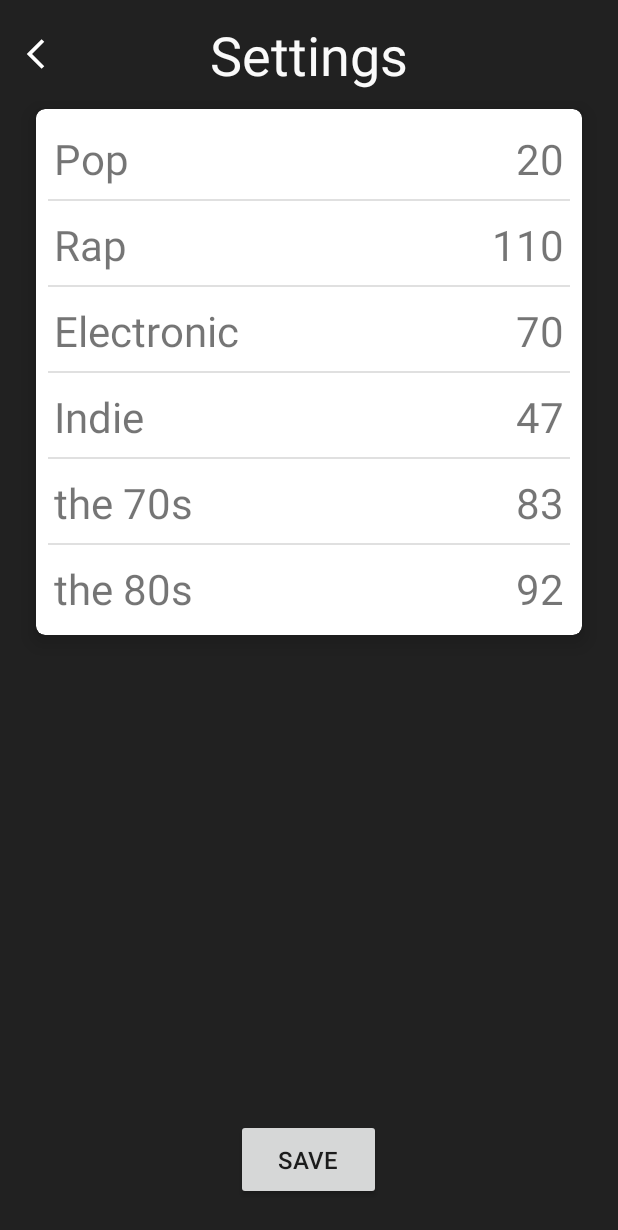
After one commit to songspot/androidapp, an Android app: the SettingsActivity screen opened directly, with no data from a screen before it, on a phone screen of 412 x 824 dp. The commit adds this screen. Shown: the top 1230 px of the screen. Run offline under Robolectric (Android 15) with nearby library versions, the phone set to English and light mode, and no system bars.

Commit message:
Create settings activity with personal scores list.

```diff
--- a/app/src/main/AndroidManifest.xml
+++ b/app/src/main/AndroidManifest.xml
@@ -16,6 +16,11 @@
             <activity android:name=".activites.RegisterPage">
             </activity>
             <activity android:name=".activites.MainActivity">
+
+            </activity>
+            <activity
+                    android:name=".activites.GenrePickerActivity"
+                    android:theme="@style/Theme.AppCompat.DayNight.NoActionBar">
                 <intent-filter>
                     <action android:name="android.intent.action.MAIN"/>
 
@@ -23,9 +28,11 @@
                 </intent-filter>
             </activity>
             <activity
-                    android:name=".activites.GenrePickerActivity"
-                    android:theme="@style/Theme.AppCompat.DayNight.NoActionBar" />
-            <activity android:name=".activites.GenreOverviewActivity" />
+                    android:name=".activites.GenreOverviewActivity"
+                    android:theme="@style/Theme.AppCompat.DayNight.NoActionBar"/>
+            <activity
+                android:name=".activites.SettingsActivity"
+                android:theme="@style/Theme.AppCompat.DayNight.NoActionBar"/>
             <activity
                     android:name="com.spotify.sdk.android.authentication.LoginActivity"
                     android:theme="@android:style/Theme.Translucent.NoTitleBar"/>
--- a/app/src/main/java/edu/us/ischool/info448/songspot/activites/GenrePickerActivity.kt
+++ b/app/src/main/java/edu/us/ischool/info448/songspot/activites/GenrePickerActivity.kt
@@ -1,12 +1,12 @@
 package edu.us.ischool.info448.songspot.activites
 
+import android.content.Intent
 import android.graphics.Rect
 import android.os.Bundle
 import android.support.v7.app.AppCompatActivity
 import android.support.v7.widget.GridLayoutManager
 import edu.us.ischool.info448.songspot.R
 import android.support.v7.widget.RecyclerView
-import android.util.Log
 import android.view.View
 import android.widget.ImageButton
 
@@ -22,7 +22,8 @@ class GenrePickerActivity : AppCompatActivity() {
 
         val settingsButton = findViewById<ImageButton>(R.id.settings_button)
         settingsButton.setOnClickListener {
-            Log.i("CHRISTINA", "Start settings activity")
+            val intent = Intent(this, SettingsActivity::class.java)
+            startActivity(intent)
         }
 
         val viewManager = GridLayoutManager(this, 2) // GridLayoutManager 2 columns wide.
--- a/app/src/main/java/edu/us/ischool/info448/songspot/activites/GenrePickerAdapter.kt
+++ b/app/src/main/java/edu/us/ischool/info448/songspot/activites/GenrePickerAdapter.kt
@@ -41,7 +41,7 @@ class GenrePickerAdapter(private val genreList: Array<String>) :
         Color.parseColor("#FFA726"), // Pop
         Color.parseColor("#303F9F"), // Rap
         Color.parseColor("#80CBC4"), // Electronic
-        Color.parseColor("#C8E6C9"), // Indie
+        Color.parseColor("#4CAF50"), // Indie
         Color.parseColor("#EF5350"), // The 70s
         Color.parseColor("#7E57C2")) // The 80s
 
--- /dev/null
+++ b/app/src/main/java/edu/us/ischool/info448/songspot/activites/SettingsActivity.kt
@@ -0,0 +1,56 @@
+package edu.us.ischool.info448.songspot.activites
+
+import android.content.Context
+import android.content.Intent
+import android.os.Bundle
+import android.support.v7.app.AppCompatActivity
+import android.util.Log
+import android.view.LayoutInflater
+import android.view.View
+import android.view.ViewGroup
+import android.widget.*
+import edu.us.ischool.info448.songspot.R
+
+/** Personal user stats & settings. **/
+class SettingsActivity : AppCompatActivity() {
+    override fun onCreate(savedInstanceState: Bundle?) {
+        super.onCreate(savedInstanceState)
+        setContentView(R.layout.activity_settings)
+
+        val backButton = findViewById<ImageButton>(R.id.settings_back_button)
+        backButton.setOnClickListener {
+            val intent = Intent(this, GenrePickerActivity::class.java)
+            startActivity(intent)
+        }
+
+        val scoresList = findViewById<ListView>(R.id.scores_list)
+        val listAdapter = ScoresAdapter(this, arrayOf("Pop", "Rap", "Electronic", "Indie", "the 70s", "the 80s"), arrayOf(20, 110, 70, 47, 83, 92))
+        scoresList.adapter = listAdapter
+
+        val saveButton = findViewById<Button>(R.id.save_settings_button)
+        saveButton.setOnClickListener {
+            Log.i("CHRISTINA", "save settings")
+        }
+    }
+
+    class ScoresAdapter(context: Context, private val genreList: Array<String>, private val scoreList: Array<Int>) : BaseAdapter() {
+        private val inflater : LayoutInflater = context.getSystemService(Context.LAYOUT_INFLATER_SERVICE) as LayoutInflater
+
+        override fun getCount(): Int { return genreList.size }
+
+        override fun getItem(p0: Int): Any { return genreList[p0] }
+
+        override fun getItemId(p0: Int): Long { return p0.toLong() }
+
+        override fun getView(p0: Int, p1: View?, p2: ViewGroup?): View {
+            val rowView = inflater.inflate(R.layout.settings_list_item, p2, false)
+            val genreView = rowView.findViewById<TextView>(R.id.settings_list_item_name)
+            val scoreView = rowView.findViewById<TextView>(R.id.settings_list_item_score)
+
+            genreView.text = genreList[p0]
+            scoreView.text = scoreList[p0].toString()
+
+            return rowView
+        }
+    }
+}
--- /dev/null
+++ b/app/src/main/res/drawable/ic_outline_arrow_back_24px.xml
@@ -0,0 +1,9 @@
+<vector xmlns:android="http://schemas.android.com/apk/res/android"
+    android:width="24dp"
+    android:height="24dp"
+    android:viewportWidth="24"
+    android:viewportHeight="24">
+  <path
+      android:fillColor="#FFFFFF"
+      android:pathData="M17.51,3.87L15.73,2.1 5.84,12l9.9,9.9 1.77,-1.77L9.38,12l8.13,-8.13z"/>
+</vector>
--- a/app/src/main/res/layout/activity_genre_picker.xml
+++ b/app/src/main/res/layout/activity_genre_picker.xml
@@ -17,6 +17,7 @@
                 android:layout_width="wrap_content"
                 android:layout_height="wrap_content"
                 android:layout_alignParentLeft="true"
+                android:fontFamily="sans-serif-medium"
                 android:textColor="#FAFAFA"
                 android:textSize="36dp"
                 android:text="Quiz Categories"/>
--- /dev/null
+++ b/app/src/main/res/layout/activity_settings.xml
@@ -0,0 +1,63 @@
+<?xml version="1.0" encoding="utf-8"?>
+<LinearLayout
+        xmlns:android="http://schemas.android.com/apk/res/android"
+        android:layout_width="match_parent"
+        android:layout_height="match_parent"
+        android:background="#212121"
+        android:orientation="vertical">
+    <RelativeLayout
+            android:layout_width="match_parent"
+            android:layout_height="wrap_content"
+            android:layout_marginTop="12dp"
+            android:layout_marginBottom="12dp">
+        <ImageButton
+                android:id="@+id/settings_back_button"
+                android:layout_width="48dp"
+                android:layout_height="48dp"
+                android:layout_alignParentLeft="true"
+                android:background="@android:color/transparent"
+                android:src="@drawable/ic_outline_arrow_back_24px"/>
+        <TextView
+                android:layout_width="wrap_content"
+                android:layout_height="wrap_content"
+                android:layout_centerHorizontal="true"
+                android:textColor="#FAFAFA"
+                android:textSize="36dp"
+                android:text="Settings"/>
+    </RelativeLayout>
+    <app:android.support.v7.widget.CardView
+            xmlns:app="http://schemas.android.com/apk/res-auto"
+            android:id="@+id/genre_card_view"
+            android:layout_height="wrap_content"
+            android:layout_width="match_parent"
+            android:layout_marginLeft="24dp"
+            android:layout_marginRight="24dp"
+            app:contentPaddingLeft="8dp"
+            app:contentPaddingRight="8dp"
+            app:cardCornerRadius="6dp"
+            app:cardElevation="8dp">
+        <ListView
+            android:id="@+id/scores_list"
+            android:layout_height="match_parent"
+            android:layout_width="match_parent"
+            android:layout_marginTop="4dp"
+            android:layout_marginBottom="4dp"/>
+    </app:android.support.v7.widget.CardView>
+    <FrameLayout
+            android:layout_width="match_parent"
+            android:layout_height="match_parent"
+            android:layout_marginBottom="24dp">
+        <Button
+                android:id="@+id/save_settings_button"
+                android:layout_width="wrap_content"
+                android:layout_height="wrap_content"
+                android:layout_gravity="center|bottom"
+                android:paddingTop="16dp"
+                android:paddingBottom="16dp"
+                android:paddingLeft="28dp"
+                android:paddingRight="28dp"
+                android:textSize="16sp"
+                android:text="Save"/>
+    </FrameLayout>
+
+</LinearLayout>
--- a/app/src/main/res/layout/genre_item.xml
+++ b/app/src/main/res/layout/genre_item.xml
@@ -12,6 +12,7 @@
             android:id="@+id/genre_text_view"
             android:layout_width="wrap_content"
             android:layout_height="wrap_content"
+            android:fontFamily="sans-serif-light"
             android:textColor="#FAFAFA"
             android:textSize="28dp"
             android:text="placeholder"/>
--- /dev/null
+++ b/app/src/main/res/layout/settings_list_item.xml
@@ -0,0 +1,26 @@
+<?xml version="1.0" encoding="utf-8"?>
+<RelativeLayout
+        xmlns:android="http://schemas.android.com/apk/res/android"
+        android:layout_width="match_parent"
+        android:layout_height="56dp"
+        android:paddingBottom="10dp"
+        android:paddingTop="10dp"
+        android:layout_marginLeft="24dp"
+        android:layout_marginRight="24dp">
+    <TextView
+            android:id="@+id/settings_list_item_name"
+            android:layout_width="wrap_content"
+            android:layout_height="wrap_content"
+            android:layout_alignParentLeft="true"
+            android:layout_marginLeft="4dp"
+            android:textSize="28dp"
+            android:text="Genre Name"/>
+    <TextView
+            android:id="@+id/settings_list_item_score"
+            android:layout_width="wrap_content"
+            android:layout_height="wrap_content"
+            android:layout_alignParentRight="true"
+            android:layout_marginRight="4dp"
+            android:textSize="28dp"
+            android:text="110"/>
+</RelativeLayout>
```
Also changed, not shown: 2 other files.
